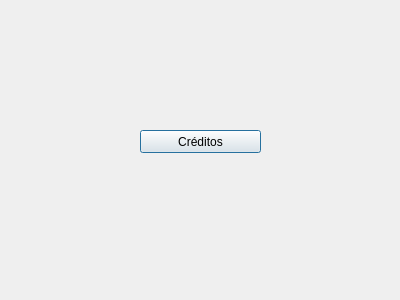
This is withPyQt/ventanaCreditos.ui in ea2305/ExposicionVisual as Qt 5 draws it before an edit. The edited form follows.
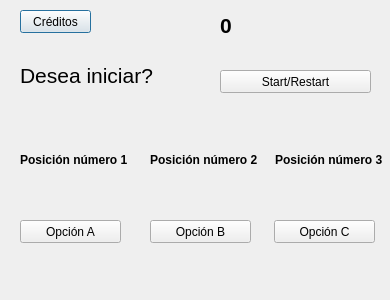
This is the edited form.

Diff of the .ui file:
```diff
--- a/withPyQt/ventanaCreditos.ui
+++ b/withPyQt/ventanaCreditos.ui
@@ -6,7 +6,7 @@
    <rect>
     <x>0</x>
     <y>0</y>
-    <width>400</width>
+    <width>390</width>
     <height>300</height>
    </rect>
   </property>
@@ -16,9 +16,9 @@
   <widget class="QPushButton" name="pushButton">
    <property name="geometry">
     <rect>
-     <x>140</x>
-     <y>130</y>
-     <width>121</width>
+     <x>20</x>
+     <y>10</y>
+     <width>71</width>
      <height>23</height>
     </rect>
    </property>
@@ -26,6 +26,123 @@
     <string>Créditos</string>
    </property>
   </widget>
+  <widget class="QPushButton" name="pushButton_2">
+   <property name="geometry">
+    <rect>
+     <x>20</x>
+     <y>220</y>
+     <width>101</width>
+     <height>23</height>
+    </rect>
+   </property>
+   <property name="text">
+    <string>Opción A</string>
+   </property>
+  </widget>
+  <widget class="QPushButton" name="pushButton_3">
+   <property name="geometry">
+    <rect>
+     <x>150</x>
+     <y>220</y>
+     <width>101</width>
+     <height>23</height>
+    </rect>
+   </property>
+   <property name="text">
+    <string>Opción B</string>
+   </property>
+  </widget>
+  <widget class="QPushButton" name="pushButton_4">
+   <property name="geometry">
+    <rect>
+     <x>274</x>
+     <y>220</y>
+     <width>101</width>
+     <height>23</height>
+    </rect>
+   </property>
+   <property name="text">
+    <string>Opción C</string>
+   </property>
+  </widget>
+  <widget class="QLabel" name="labelOpcion1">
+   <property name="geometry">
+    <rect>
+     <x>20</x>
+     <y>150</y>
+     <width>111</width>
+     <height>20</height>
+    </rect>
+   </property>
+   <property name="text">
+    <string>&lt;html&gt;&lt;head/&gt;&lt;body&gt;&lt;p&gt;&lt;span style=&quot; font-weight:600;&quot;&gt;Posición número 1&lt;/span&gt;&lt;/p&gt;&lt;/body&gt;&lt;/html&gt;</string>
+   </property>
+  </widget>
+  <widget class="QLabel" name="label_2Opcion2">
+   <property name="geometry">
+    <rect>
+     <x>150</x>
+     <y>150</y>
+     <width>111</width>
+     <height>20</height>
+    </rect>
+   </property>
+   <property name="text">
+    <string>&lt;html&gt;&lt;head/&gt;&lt;body&gt;&lt;p&gt;&lt;span style=&quot; font-weight:600;&quot;&gt;Posición número 2&lt;/span&gt;&lt;/p&gt;&lt;/body&gt;&lt;/html&gt;</string>
+   </property>
+  </widget>
+  <widget class="QLabel" name="label_3Opcion3">
+   <property name="geometry">
+    <rect>
+     <x>275</x>
+     <y>150</y>
+     <width>111</width>
+     <height>20</height>
+    </rect>
+   </property>
+   <property name="text">
+    <string>&lt;html&gt;&lt;head/&gt;&lt;body&gt;&lt;p&gt;&lt;span style=&quot; font-weight:600;&quot;&gt;Posición número 3&lt;/span&gt;&lt;/p&gt;&lt;/body&gt;&lt;/html&gt;</string>
+   </property>
+  </widget>
+  <widget class="QLabel" name="labelTitulo">
+   <property name="geometry">
+    <rect>
+     <x>20</x>
+     <y>60</y>
+     <width>181</width>
+     <height>31</height>
+    </rect>
+   </property>
+   <property name="text">
+    <string>&lt;html&gt;&lt;head/&gt;&lt;body&gt;&lt;p&gt;&lt;span style=&quot; font-size:16pt;&quot;&gt;Desea iniciar?&lt;/span&gt;&lt;/p&gt;&lt;/body&gt;&lt;/html&gt;</string>
+   </property>
+  </widget>
+  <widget class="QLabel" name="label">
+   <property name="geometry">
+    <rect>
+     <x>220</x>
+     <y>10</y>
+     <width>161</width>
+     <height>31</height>
+    </rect>
+   </property>
+   <property name="text">
+    <string>&lt;html&gt;&lt;head/&gt;&lt;body&gt;&lt;p&gt;&lt;span style=&quot; font-size:16pt; font-weight:600;&quot;&gt;0&lt;/span&gt;&lt;/p&gt;&lt;/body&gt;&lt;/html&gt;</string>
+   </property>
+  </widget>
+  <widget class="QPushButton" name="pushButton_5">
+   <property name="geometry">
+    <rect>
+     <x>220</x>
+     <y>70</y>
+     <width>151</width>
+     <height>23</height>
+    </rect>
+   </property>
+   <property name="text">
+    <string>Start/Restart</string>
+   </property>
+  </widget>
  </widget>
  <resources/>
  <connections/>
```
